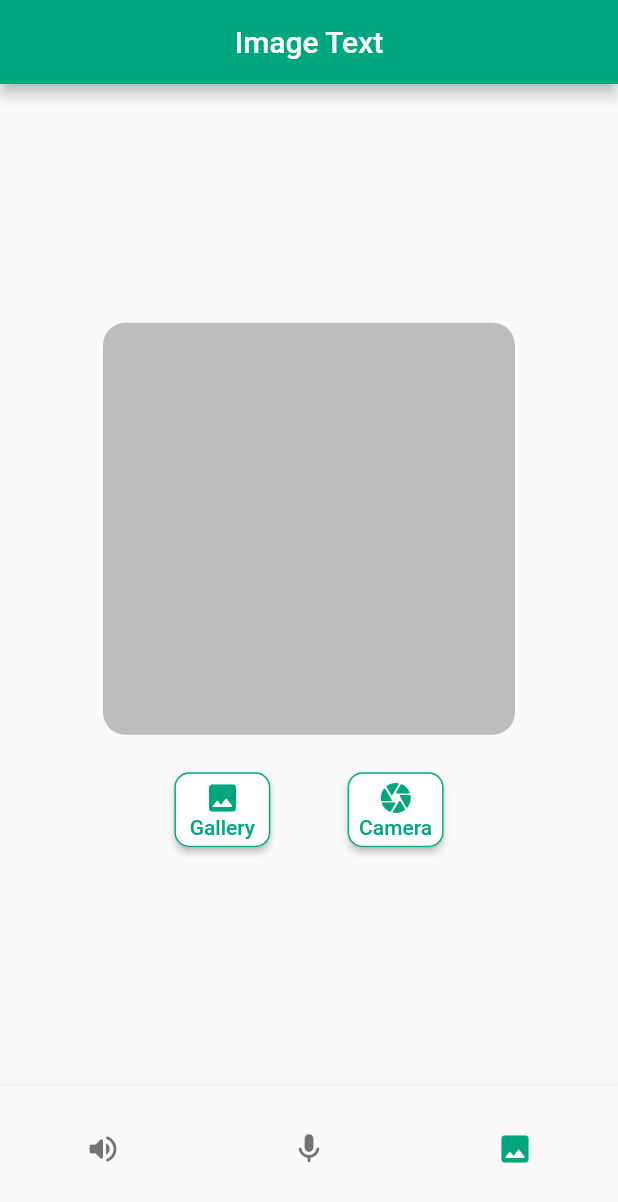
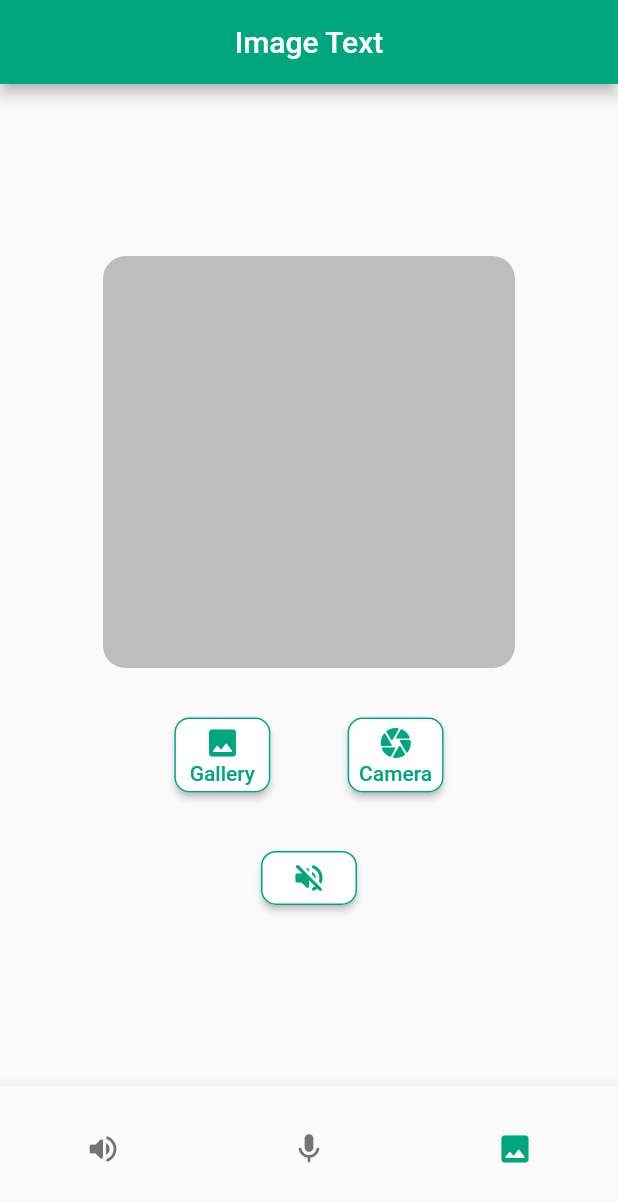
Before and after one commit to ZiadElgaraihe/audio-visual-text, a Flutter app: the screen it shows after launch, item 3 of the bottom bar chosen, on a phone screen of 412 x 824 dp. Shown: the top 1202 px of the screen. Run offline on Flutter 3.47's test engine with Material 2 defaults, Android fonts, the phone set to English and light mode, and no system bars; our stand-ins replace avatar_glow, image_picker, speech_to_text; missing offline and left inert: camera_camera, google_mlkit_text_recognition, text_to_speech.

Commit message:
add stop button

```diff
--- a/lib/pages/image_text_page.dart
+++ b/lib/pages/image_text_page.dart
@@ -17,6 +17,7 @@ class ImageTextPage extends StatefulWidget {
 
 class _ImageTextPageState extends State<ImageTextPage> {
   ValueNotifier<File?> imageFile = ValueNotifier<File?>(null);
+  TextToSpeech tts = TextToSpeech();
 
   Future<void> getImage(ImageSource imageSource) async {
     try {
@@ -39,7 +40,6 @@ class _ImageTextPageState extends State<ImageTextPage> {
       final RecognizedText recognizedText =
           await textRecognizer.processImage(inputImage);
       await textRecognizer.close();
-      TextToSpeech tts = TextToSpeech();
       await tts.setLanguage('en-US');
       await tts.speak(recognizedText.text.split('\n').join(' '));
       debugPrint(recognizedText.text.split('\n').join(' '));
@@ -85,9 +85,7 @@ class _ImageTextPageState extends State<ImageTextPage> {
                 ),
               ),
             ),
-            const SizedBox(
-              height: 25,
-            ),
+            SizedBox(height: MediaQuery.of(context).size.height / 25),
             Row(
               mainAxisAlignment: MainAxisAlignment.center,
               children: [
@@ -119,7 +117,13 @@ class _ImageTextPageState extends State<ImageTextPage> {
                   },
                 )
               ],
-            )
+            ),
+            SizedBox(height: MediaQuery.of(context).size.height / 25),
+            CustomElevatedButton(
+                icon: Icons.volume_off_rounded,
+                onPressed: () async {
+                  await tts.stop();
+                })
           ],
         ),
       ),
--- a/lib/widgets/custom_elevated_button.dart
+++ b/lib/widgets/custom_elevated_button.dart
@@ -4,12 +4,12 @@ import 'package:flutter/material.dart';
 class CustomElevatedButton extends StatelessWidget {
   const CustomElevatedButton({
     super.key,
-    required this.title,
+    this.title,
     required this.icon,
     required this.onPressed,
   });
 
-  final String title;
+  final String? title;
   final IconData icon;
   final Function onPressed;
 
@@ -35,10 +35,12 @@ class CustomElevatedButton extends StatelessWidget {
         child: Column(
           children: [
             Icon(icon, color: beautifulGreen),
-            Text(
-              title,
-              style: const TextStyle(color: beautifulGreen),
-            )
+            (title != null)
+                ? Text(
+                    title!,
+                    style: const TextStyle(color: beautifulGreen),
+                  )
+                : const SizedBox(),
           ],
         ));
   }
```
